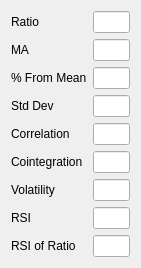
Qt form datatoolboxwidget.ui (ProDataLab/nkny) before a commit.
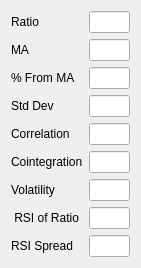
The same form after that commit.

Diff of the .ui file:
```diff
--- a/datatoolboxwidget.ui
+++ b/datatoolboxwidget.ui
@@ -29,6 +29,9 @@
        <height>16777215</height>
       </size>
      </property>
+     <property name="readOnly">
+      <bool>true</bool>
+     </property>
     </widget>
    </item>
    <item row="1" column="0">
@@ -46,12 +49,15 @@
        <height>16777215</height>
       </size>
      </property>
+     <property name="readOnly">
+      <bool>true</bool>
+     </property>
     </widget>
    </item>
    <item row="2" column="0">
     <widget class="QLabel" name="label_9">
      <property name="text">
-      <string>% From Mean</string>
+      <string>% From MA</string>
      </property>
     </widget>
    </item>
@@ -63,6 +69,9 @@
        <height>16777215</height>
       </size>
      </property>
+     <property name="readOnly">
+      <bool>true</bool>
+     </property>
     </widget>
    </item>
    <item row="3" column="0">
@@ -80,6 +89,9 @@
        <height>16777215</height>
       </size>
      </property>
+     <property name="readOnly">
+      <bool>true</bool>
+     </property>
     </widget>
    </item>
    <item row="4" column="0">
@@ -97,6 +109,9 @@
        <height>16777215</height>
       </size>
      </property>
+     <property name="readOnly">
+      <bool>true</bool>
+     </property>
     </widget>
    </item>
    <item row="5" column="0">
@@ -114,6 +129,9 @@
        <height>16777215</height>
       </size>
      </property>
+     <property name="readOnly">
+      <bool>true</bool>
+     </property>
     </widget>
    </item>
    <item row="6" column="0">
@@ -131,12 +149,15 @@
        <height>16777215</height>
       </size>
      </property>
+     <property name="readOnly">
+      <bool>true</bool>
+     </property>
     </widget>
    </item>
    <item row="7" column="0">
     <widget class="QLabel" name="label_14">
      <property name="text">
-      <string>RSI</string>
+      <string> RSI of Ratio</string>
      </property>
     </widget>
    </item>
@@ -148,12 +169,15 @@
        <height>16777215</height>
       </size>
      </property>
+     <property name="readOnly">
+      <bool>true</bool>
+     </property>
     </widget>
    </item>
    <item row="8" column="0">
     <widget class="QLabel" name="label_15">
      <property name="text">
-      <string>RSI of Ratio</string>
+      <string>RSI Spread</string>
      </property>
     </widget>
    </item>
@@ -165,6 +189,9 @@
        <height>16777215</height>
       </size>
      </property>
+     <property name="readOnly">
+      <bool>true</bool>
+     </property>
     </widget>
    </item>
   </layout>
```
Left out of the diff: 18 changed lines with no effect on the pictures.
